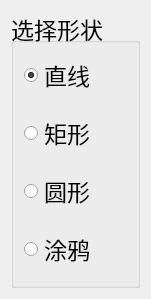
Old version of the form toolwindow.ui in the repository DaiHangLin/dhl-graphics.
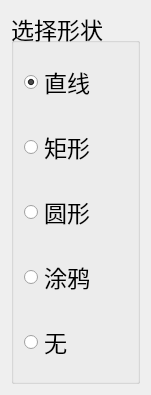
New version of the form.

The edit to the form file:
```diff
--- a/toolwindow.ui
+++ b/toolwindow.ui
@@ -7,7 +7,7 @@
     <x>0</x>
     <y>0</y>
     <width>151</width>
-    <height>299</height>
+    <height>395</height>
    </rect>
   </property>
   <property name="windowTitle">
@@ -71,6 +71,13 @@
         </property>
        </widget>
       </item>
+      <item>
+       <widget class="QRadioButton" name="rb_select">
+        <property name="text">
+         <string>无</string>
+        </property>
+       </widget>
+      </item>
      </layout>
     </widget>
    </item>
```
